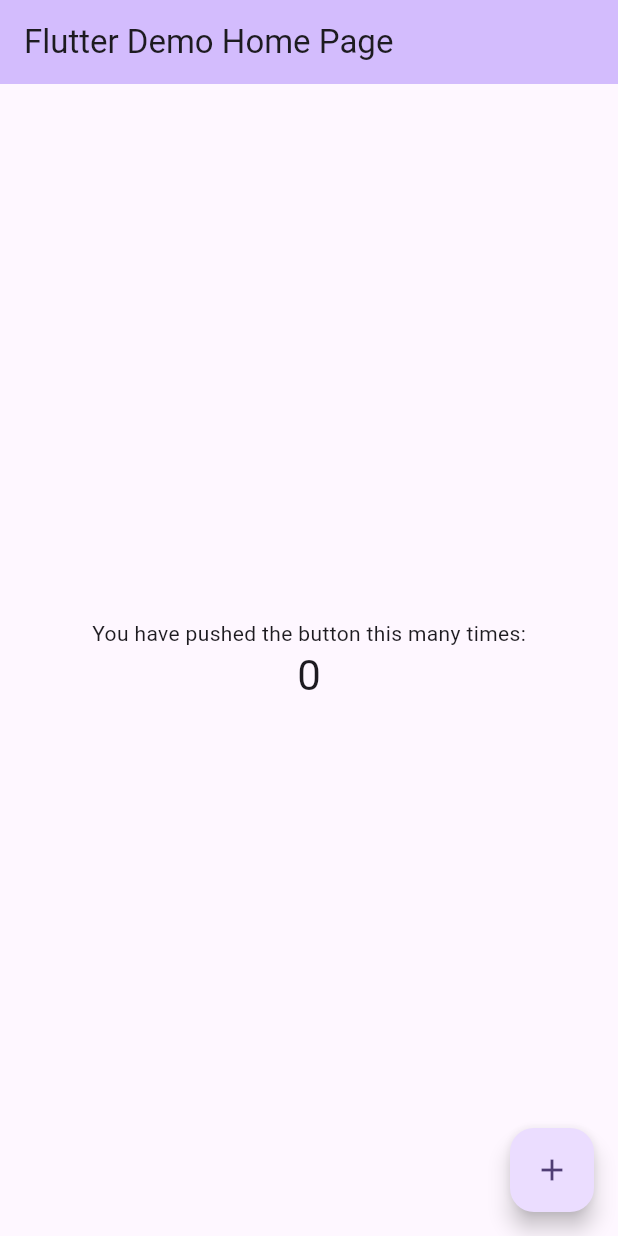
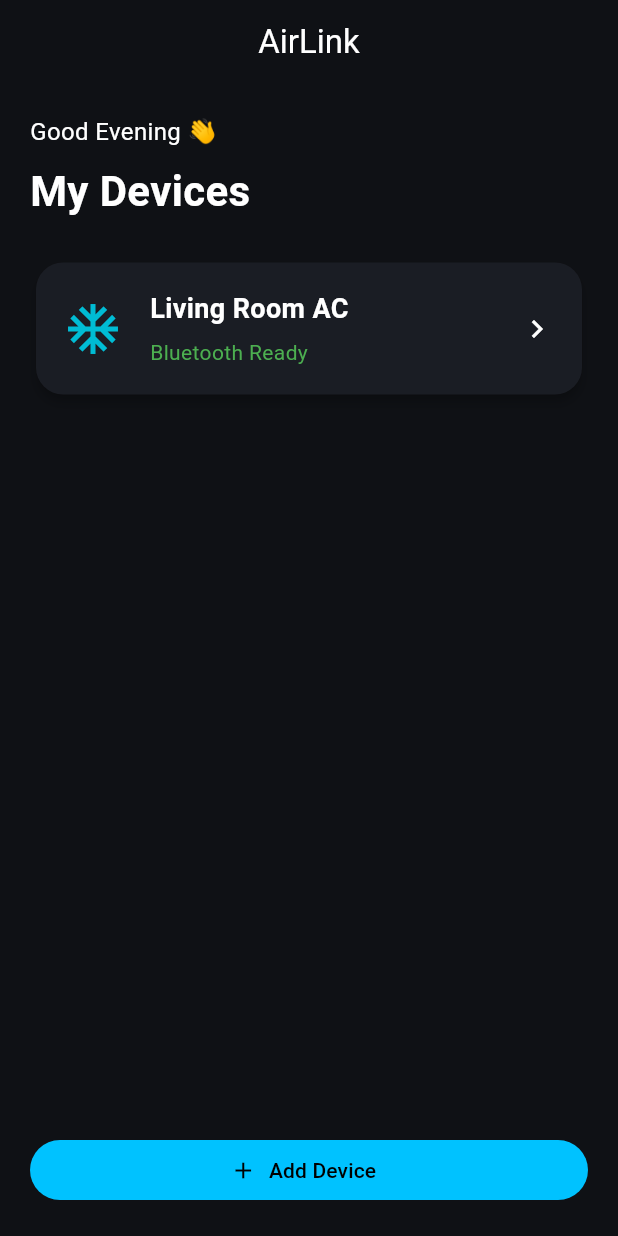
Before and after one commit to meliorism01/AirLink, a Flutter app: the screen it shows after launch, on a phone screen of 412 x 824 dp. Run offline on Flutter 3.47's test engine with Material 3 defaults, Android fonts, the light colour scheme and no system bars.

Commit message:
Build interactive AC controller UI
- Added Home screen navigation
- Added AC controller screen
- Added dynamic AC mode icon and colors
- Added reusable ControlCard widget
- Added reusable TemperatureControl widget
- Added reusable SegmentSelector widget
- Added Power, Swing, Temperature, Mode and Fan Speed controls
- Improved controller layout and scrolling

```diff
--- /dev/null
+++ b/airlink_controller/lib/app/app.dart
@@ -0,0 +1,57 @@
+import 'package:flutter/material.dart';
+import 'theme.dart';
+import '../features/home/home_screen.dart';
+
+class AirLinkApp extends StatelessWidget {
+  const AirLinkApp({super.key});
+
+  @override
+  Widget build(BuildContext context) {
+    return MaterialApp(
+      debugShowCheckedModeBanner: false,
+      title: 'AirLink',
+      theme: AppTheme.darkTheme,
+      home: const HomeScreen(),
+    );
+  }
+}
+
+class SplashPlaceholder extends StatelessWidget {
+  const SplashPlaceholder({super.key});
+
+  @override
+  Widget build(BuildContext context) {
+    return Scaffold(
+      body: Center(
+        child: Column(
+          mainAxisAlignment: MainAxisAlignment.center,
+          children: [
+            Icon(
+              Icons.air,
+              size: 90,
+              color: Colors.cyan,
+            ),
+            SizedBox(height: 24),
+            Text(
+              "AirLink",
+              style: TextStyle(
+                fontSize: 34,
+                fontWeight: FontWeight.bold,
+              ),
+            ),
+            SizedBox(height: 12),
+            Text(
+              "Universal Smart IR Controller",
+              style: TextStyle(
+                fontSize: 16,
+                color: Colors.white70,
+              ),
+            ),
+            SizedBox(height: 30),
+            CircularProgressIndicator(),
+          ],
+        ),
+      ),
+    );
+  }
+}
--- /dev/null
+++ b/airlink_controller/lib/app/theme.dart
@@ -0,0 +1,31 @@
+import 'package:flutter/material.dart';
+
+class AppColors {
+  static const background = Color(0xFF0F1115);
+  static const surface = Color(0xFF1A1D24);
+  static const primary = Color(0xFF00C2FF);
+  static const success = Color(0xFF00D26A);
+
+  static const textPrimary = Colors.white;
+  static const textSecondary = Color(0xFF9CA3AF);
+}
+
+class AppTheme {
+  static ThemeData darkTheme = ThemeData(
+    useMaterial3: true,
+    brightness: Brightness.dark,
+
+    scaffoldBackgroundColor: AppColors.background,
+
+    colorScheme: ColorScheme.dark(
+      primary: AppColors.primary,
+      surface: AppColors.surface,
+    ),
+
+    appBarTheme: const AppBarTheme(
+      backgroundColor: AppColors.background,
+      elevation: 0,
+      centerTitle: true,
+    ),
+  );
+}
--- /dev/null
+++ b/airlink_controller/lib/features/home/home_screen.dart
@@ -0,0 +1,68 @@
+import 'package:flutter/material.dart';
+import '../../shared/widgets/device_card.dart';
+import '../ac/ac_screen.dart';
+
+class HomeScreen extends StatelessWidget {
+  const HomeScreen({super.key});
+
+  @override
+  Widget build(BuildContext context) {
+    return Scaffold(
+      appBar: AppBar(
+        title: const Text("AirLink"),
+      ),
+      body: Padding(
+        padding: const EdgeInsets.all(20),
+        child: Column(
+          crossAxisAlignment:
+              CrossAxisAlignment.start,
+          children: [
+            const Text(
+              "Good Evening 👋",
+              style: TextStyle(
+                fontSize: 16,
+              ),
+            ),
+
+            const SizedBox(height: 8),
+
+            const Text(
+              "My Devices",
+              style: TextStyle(
+                fontSize: 28,
+                fontWeight: FontWeight.bold,
+              ),
+            ),
+
+            const SizedBox(height: 24),
+
+            DeviceCard(
+              title: "Living Room AC",
+              status: "Bluetooth Ready",
+              icon: Icons.ac_unit,
+              onTap: () {
+  Navigator.push(
+    context,
+    MaterialPageRoute(
+      builder: (_) => const ACScreen(),
+    ),
+  );
+},
+            ),
+
+            const Spacer(),
+
+            SizedBox(
+              width: double.infinity,
+              child: FilledButton.icon(
+                onPressed: () {},
+                icon: const Icon(Icons.add),
+                label: const Text("Add Device"),
+              ),
+            ),
+          ],
+        ),
+      ),
+    );
+  }
+}
--- a/airlink_controller/lib/main.dart
+++ b/airlink_controller/lib/main.dart
@@ -1,122 +1,6 @@
 import 'package:flutter/material.dart';
+import 'app/app.dart';
 
 void main() {
-  runApp(const MyApp());
+  runApp(const AirLinkApp());
 }
-
-class MyApp extends StatelessWidget {
-  const MyApp({super.key});
-
-  // This widget is the root of your application.
-  @override
-  Widget build(BuildContext context) {
-    return MaterialApp(
-      title: 'Flutter Demo',
-      theme: ThemeData(
-        // This is the theme of your application.
-        //
-        // TRY THIS: Try running your application with "flutter run". You'll see
-        // the application has a purple toolbar. Then, without quitting the app,
-        // try changing the seedColor in the colorScheme below to Colors.green
-        // and then invoke "hot reload" (save your changes or press the "hot
-        // reload" button in a Flutter-supported IDE, or press "r" if you used
-        // the command line to start the app).
-        //
-        // Notice that the counter didn't reset back to zero; the application
-        // state is not lost during the reload. To reset the state, use hot
-        // restart instead.
-        //
-        // This works for code too, not just values: Most code changes can be
-        // tested with just a hot reload.
-        colorScheme: .fromSeed(seedColor: Colors.deepPurple),
-      ),
-      home: const MyHomePage(title: 'Flutter Demo Home Page'),
-    );
-  }
-}
-
-class MyHomePage extends StatefulWidget {
-  const MyHomePage({super.key, required this.title});
-
-  // This widget is the home page of your application. It is stateful, meaning
-  // that it has a State object (defined below) that contains fields that affect
-  // how it looks.
-
-  // This class is the configuration for the state. It holds the values (in this
-  // case the title) provided by the parent (in this case the App widget) and
-  // used by the build method of the State. Fields in a Widget subclass are
-  // always marked "final".
-
-  final String title;
-
-  @override
-  State<MyHomePage> createState() => _MyHomePageState();
-}
-
-class _MyHomePageState extends State<MyHomePage> {
-  int _counter = 0;
-
-  void _incrementCounter() {
-    setState(() {
-      // This call to setState tells the Flutter framework that something has
-      // changed in this State, which causes it to rerun the build method below
-      // so that the display can reflect the updated values. If we changed
-      // _counter without calling setState(), then the build method would not be
-      // called again, and so nothing would appear to happen.
-      _counter++;
-    });
-  }
-
-  @override
-  Widget build(BuildContext context) {
-    // This method is rerun every time setState is called, for instance as done
-    // by the _incrementCounter method above.
-    //
-    // The Flutter framework has been optimized to make rerunning build methods
-    // fast, so that you can just rebuild anything that needs updating rather
-    // than having to individually change instances of widgets.
-    return Scaffold(
-      appBar: AppBar(
-        // TRY THIS: Try changing the color here to a specific color (to
-        // Colors.amber, perhaps?) and trigger a hot reload to see the AppBar
-        // change color while the other colors stay the same.
-        backgroundColor: Theme.of(context).colorScheme.inversePrimary,
-        // Here we take the value from the MyHomePage object that was created by
-        // the App.build method, and use it to set our appbar title.
-        title: Text(widget.title),
-      ),
-      body: Center(
-        // Center is a layout widget. It takes a single child and positions it
-        // in the middle of the parent.
-        child: Column(
-          // Column is also a layout widget. It takes a list of children and
-          // arranges them vertically. By default, it sizes itself to fit its
-          // children horizontally, and tries to be as tall as its parent.
-          //
-          // Column has various properties to control how it sizes itself and
-          // how it positions its children. Here we use mainAxisAlignment to
-          // center the children vertically; the main axis here is the vertical
-          // axis because Columns are vertical (the cross axis would be
-          // horizontal).
-          //
-          // TRY THIS: Invoke "debug painting" (choose the "Toggle Debug Paint"
-          // action in the IDE, or press "p" in the console), to see the
-          // wireframe for each widget.
-          mainAxisAlignment: .center,
-          children: [
-            const Text('You have pushed the button this many times:'),
-            Text(
-              '$_counter',
-              style: Theme.of(context).textTheme.headlineMedium,
-            ),
-          ],
-        ),
-      ),
-      floatingActionButton: FloatingActionButton(
-        onPressed: _incrementCounter,
-        tooltip: 'Increment',
-        child: const Icon(Icons.add),
-      ),
-    );
-  }
-}
--- /dev/null
+++ b/airlink_controller/lib/shared/widgets/device_card.dart
@@ -0,0 +1,71 @@
+import 'package:flutter/material.dart';
+
+class DeviceCard extends StatelessWidget {
+  final String title;
+  final String status;
+  final IconData icon;
+  final VoidCallback onTap;
+
+  const DeviceCard({
+    super.key,
+    required this.title,
+    required this.status,
+    required this.icon,
+    required this.onTap,
+  });
+
+  @override
+  Widget build(BuildContext context) {
+    return Card(
+      elevation: 3,
+      shape: RoundedRectangleBorder(
+        borderRadius: BorderRadius.circular(18),
+      ),
+      child: InkWell(
+        borderRadius: BorderRadius.circular(18),
+        onTap: onTap,
+        child: Padding(
+          padding: const EdgeInsets.all(18),
+          child: Row(
+            children: [
+              Icon(
+                icon,
+                size: 40,
+                color: Colors.cyan,
+              ),
+
+              const SizedBox(width: 18),
+
+              Expanded(
+                child: Column(
+                  crossAxisAlignment:
+                      CrossAxisAlignment.start,
+                  children: [
+                    Text(
+                      title,
+                      style: const TextStyle(
+                        fontSize: 18,
+                        fontWeight: FontWeight.bold,
+                      ),
+                    ),
+
+                    const SizedBox(height: 6),
+
+                    Text(
+                      status,
+                      style: const TextStyle(
+                        color: Colors.green,
+                      ),
+                    ),
+                  ],
+                ),
+              ),
+
+              const Icon(Icons.chevron_right),
+            ],
+          ),
+        ),
+      ),
+    );
+  }
+}
```
Also changed, not shown: airlink_controller/lib/features/ac/ac_screen.dart (added, +216 -0 lines), airlink_controller/lib/shared/widgets/control_card.dart (added, +60 -0 lines), airlink_controller/lib/shared/widgets/segment_selector.dart (added, +49 -0 lines), airlink_controller/lib/shared/widgets/temperature_control.dart (added, +61 -0 lines).
